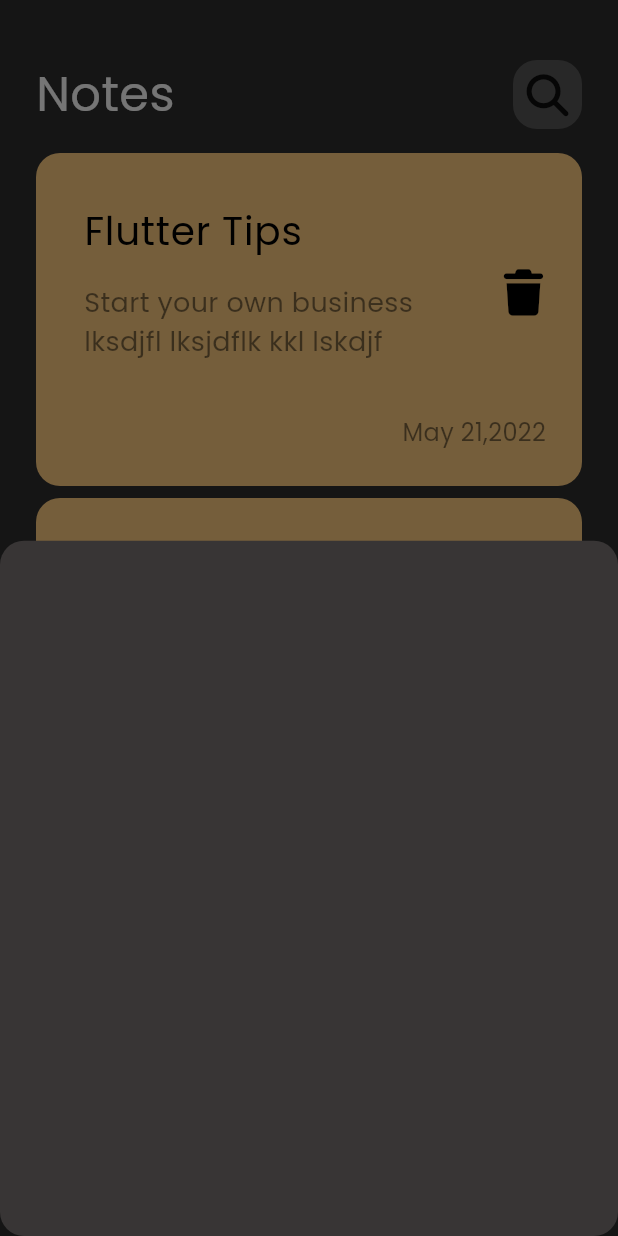
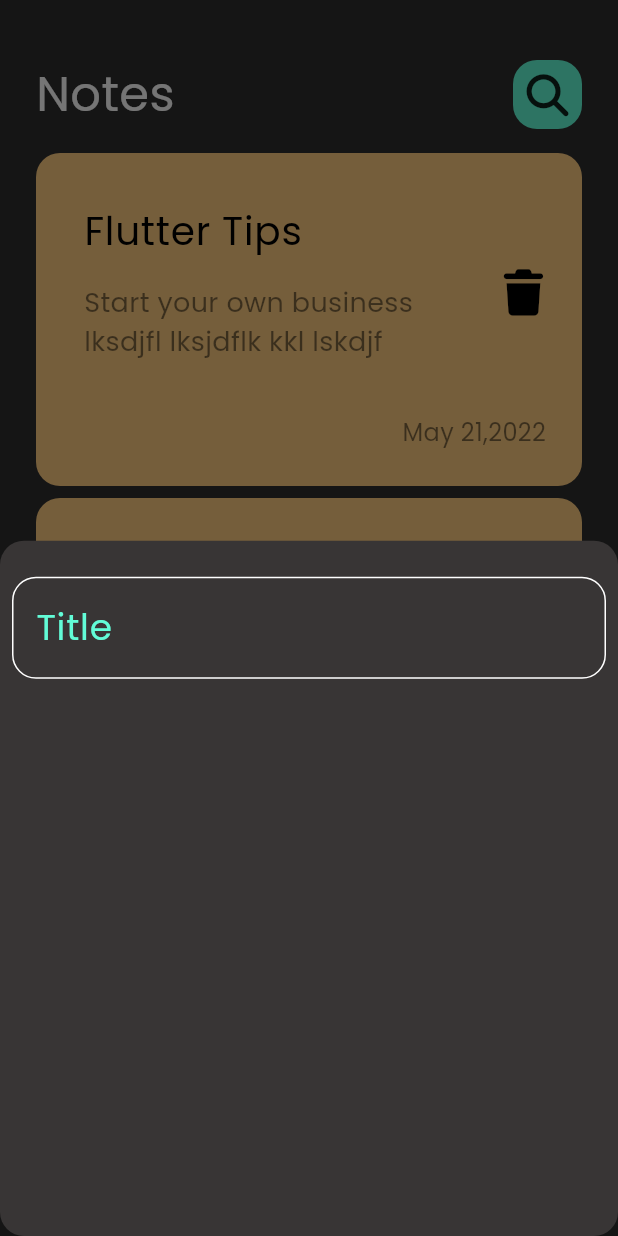
Before and after one commit to omarabdelmawgoud/Note_App, a Flutter app: the screen it shows after launch, after a tap on the "add" icon, on a phone screen of 412 x 824 dp. Run offline on Flutter 3.47's test engine with Material 3 defaults, Android fonts, the phone set to English and light mode, and no system bars; our stand-ins replace font_awesome_flutter.

Commit message:
create custom textfield

```diff
--- /dev/null
+++ b/lib/constants.dart
@@ -0,0 +1,3 @@
+import 'package:flutter/material.dart';
+
+const Color kcolor = Color(0xff62fcd7);
--- a/lib/views/notes_view.dart
+++ b/lib/views/notes_view.dart
@@ -1,4 +1,6 @@
 import 'package:flutter/material.dart';
+import 'package:note_app/constants.dart';
+import 'package:note_app/views/widgets/custom_text_field.dart';
 import 'package:note_app/views/widgets/notes_view_body.dart';
 
 class HomeView extends StatelessWidget {
@@ -22,7 +24,7 @@ class HomeView extends StatelessWidget {
           );
         },
         shape: CircleBorder(),
-        backgroundColor: Colors.blue.shade300,
+        backgroundColor: kcolor,
         child: Icon(Icons.add),
       ),
     );
@@ -34,6 +36,9 @@ class NoteBottomSheet extends StatelessWidget {
 
   @override
   Widget build(BuildContext context) {
-    return Container();
+    return Padding(
+      padding: const EdgeInsets.symmetric(horizontal: 8),
+      child: Column(children: [SizedBox(height: 24), CustomTextField()]),
+    );
   }
 }
--- a/lib/views/widgets/custom_search_icon.dart
+++ b/lib/views/widgets/custom_search_icon.dart
@@ -1,5 +1,6 @@
 import 'package:flutter/material.dart';
 import 'package:font_awesome_flutter/font_awesome_flutter.dart';
+import 'package:note_app/constants.dart';
 
 class CustomSearchIcon extends StatelessWidget {
   const CustomSearchIcon({super.key});
@@ -9,9 +10,8 @@ class CustomSearchIcon extends StatelessWidget {
     return Container(
       height: 46,
       width: 46,
-      // ignore: deprecated_member_use
       decoration: BoxDecoration(
-        color: Colors.white.withOpacity(.2),
+        color: kcolor,
         borderRadius: BorderRadius.circular(16),
       ),
       child: Center(
--- /dev/null
+++ b/lib/views/widgets/custom_text_field.dart
@@ -0,0 +1,26 @@
+import 'package:flutter/material.dart';
+import 'package:note_app/constants.dart';
+
+class CustomTextField extends StatelessWidget {
+  const CustomTextField({super.key});
+  @override
+  Widget build(BuildContext context) {
+    return TextField(
+      cursorColor: kcolor,
+      decoration: InputDecoration(
+        hintText: "Title",
+        hintStyle: TextStyle(fontSize: 24, color: kcolor),
+        enabledBorder: buildBoarder(Colors.white),
+        border: buildBoarder(Colors.white),
+        focusedBorder: buildBoarder(),
+      ),
+    );
+  }
+
+  OutlineInputBorder buildBoarder([Color? color]) {
+    return OutlineInputBorder(
+      borderSide: BorderSide(color: color ?? kcolor),
+      borderRadius: BorderRadius.circular(16),
+    );
+  }
+}
```
